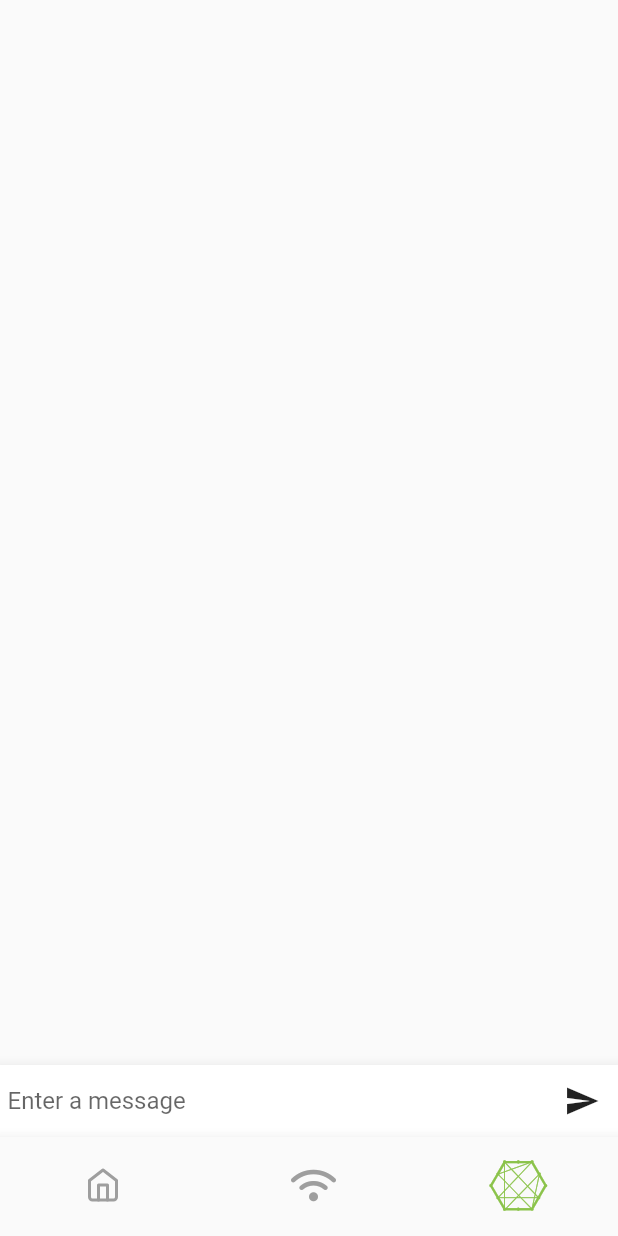
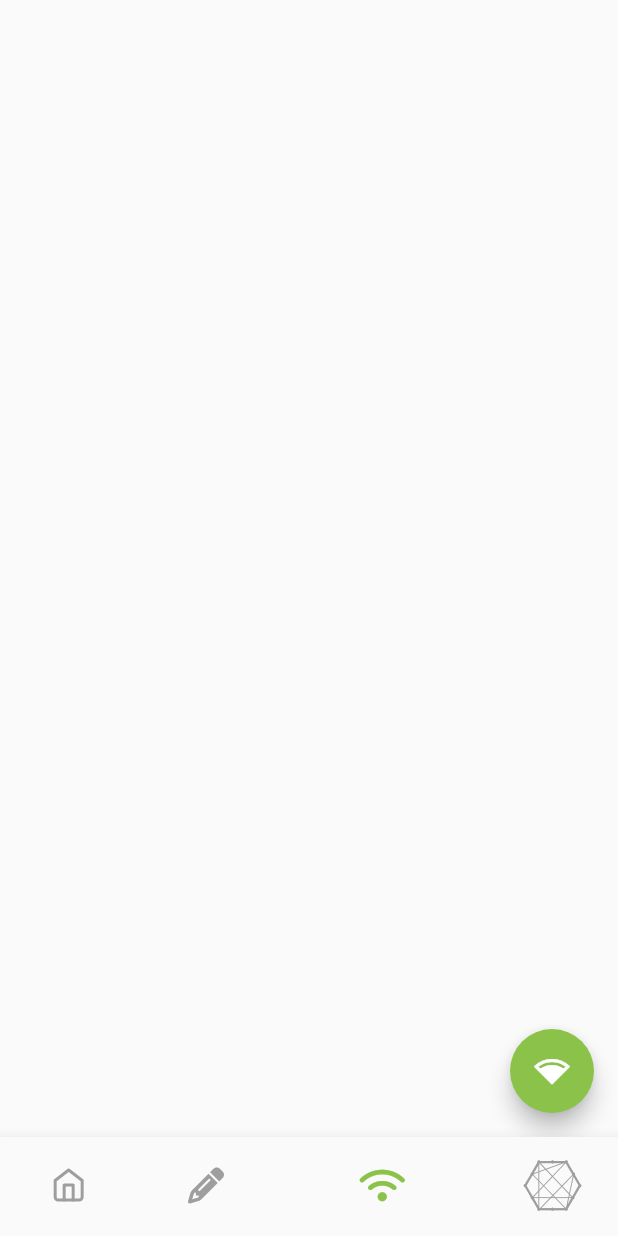
Before and after one commit to ffabss/flutter_demo, a Flutter app: the screen it shows after launch, item 3 of the bottom bar chosen, on a phone screen of 412 x 824 dp. Run offline on Flutter 3.47's test engine with Material 2 defaults, Android fonts, the phone set to English and light mode, and no system bars; our stand-ins replace flutter_icons, location, rflutter_alert; missing offline and left inert: wifi_configuration.

Commit message:
screenorder

```diff
--- a/lib/screens/mainScreen.dart
+++ b/lib/screens/mainScreen.dart
@@ -1,5 +1,6 @@
 import 'package:flutter/cupertino.dart';
 import 'package:flutter/material.dart';
+import 'package:flutter_demo/screens/homeSchauer.dart';
 import 'package:flutter_demo/screens/socketScreen.dart';
 import 'package:flutter_demo/screens/wifiScreen.dart';
 import 'package:flutter_demo/screens/routeScreen.dart';
@@ -16,6 +17,7 @@ class _MainScreenState extends State<MainScreen> {
   Color _activeColor = Colors.lightGreen;
 
   List<Widget> _widgetOptions = <Widget>[
+    HomeSchauer(),
     HomePage(),
     WifiRoute(),
     SocketScreen(),
@@ -39,6 +41,17 @@ class _MainScreenState extends State<MainScreen> {
             title: Text('HOME'),
             activeIcon: Icon(
               Feather.home,
+              color: _activeColor,
+            ),
+          ),
+          BottomNavigationBarItem(
+            icon: Icon(
+              FontAwesome.pencil,
+              color: _inactiveColor,
+            ),
+            title: Text('HOME'),
+            activeIcon: Icon(
+              FontAwesome.pencil,
               color: _activeColor,
             ),
           ),
--- a/lib/screens/routeScreen.dart
+++ b/lib/screens/routeScreen.dart
@@ -1,6 +1,5 @@
 import 'dart:math';
 
-import 'package:expandable_bottom_bar/expandable_bottom_bar.dart';
 import 'package:flutter/cupertino.dart';
 import 'package:flutter/material.dart';
 import 'package:flutter_demo/models/XYPoint.dart';
```
Also changed, not shown: lib/screens/homeSchauer.dart (added, +16 -0 lines), 1 other file.
